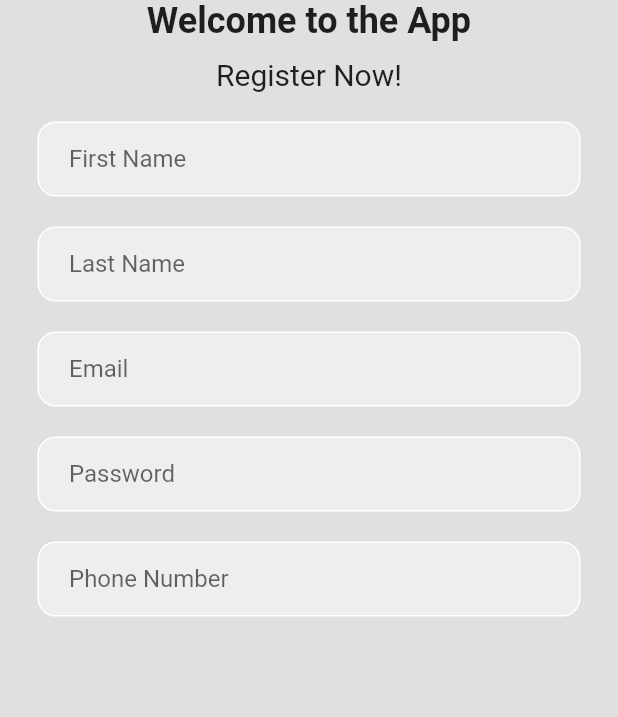
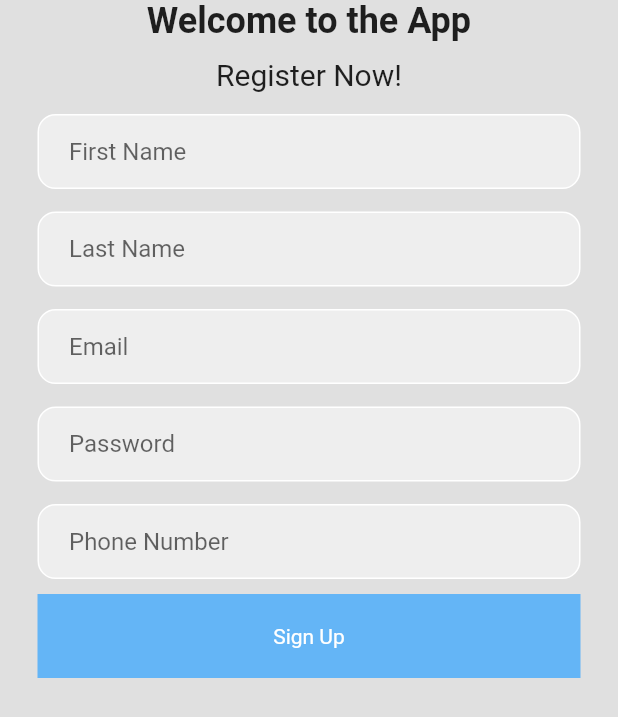
Before and after one commit to beshoy27/EgyptEye, a Flutter app: the screen it shows after launch, on a phone screen of 412 x 824 dp. Shown: the top 717 px of the screen. Run offline on Flutter 3.47's test engine with Material 2 defaults, Android fonts, the light colour scheme and no system bars; missing offline and left inert: dart:html.

Commit message:
signup-button

```diff
--- a/egypt_eye/lib/view/signup.dart
+++ b/egypt_eye/lib/view/signup.dart
@@ -28,7 +28,7 @@ class _SignupPageState extends State<SignupPage> {
               fontSize: 20,
             ),
           ),
-          SizedBox(height: 20),
+          SizedBox(height: 15),
           Padding(
             padding: const EdgeInsets.symmetric(horizontal: 25.0),
             child: Container(
@@ -48,7 +48,7 @@ class _SignupPageState extends State<SignupPage> {
               ),
             ),
           ),
-          SizedBox(height: 20),
+          SizedBox(height: 15),
           Padding(
             padding: const EdgeInsets.symmetric(horizontal: 25.0),
             child: Container(
@@ -68,7 +68,7 @@ class _SignupPageState extends State<SignupPage> {
               ),
             ),
           ),
-          SizedBox(height: 20),
+          SizedBox(height: 15),
           Padding(
             padding: const EdgeInsets.symmetric(horizontal: 25.0),
             child: Container(
@@ -88,7 +88,7 @@ class _SignupPageState extends State<SignupPage> {
               ),
             ),
           ),
-          SizedBox(height: 20),
+          SizedBox(height: 15),
           Padding(
             padding: const EdgeInsets.symmetric(horizontal: 25.0),
             child: Container(
@@ -100,6 +100,7 @@ class _SignupPageState extends State<SignupPage> {
               child: Padding(
                 padding: const EdgeInsets.only(left: 20.0),
                 child: TextField(
+                  obscureText: true,
                   decoration: InputDecoration(
                     border: InputBorder.none,
                     hintText: 'Password',
@@ -108,7 +109,7 @@ class _SignupPageState extends State<SignupPage> {
               ),
             ),
           ),
-          SizedBox(height: 20),
+          SizedBox(height: 15),
           Padding(
             padding: const EdgeInsets.symmetric(horizontal: 25.0),
             child: Container(
@@ -128,6 +129,22 @@ class _SignupPageState extends State<SignupPage> {
               ),
             ),
           ),
+          SizedBox(height: 10),
+          Padding(
+            padding: const EdgeInsets.symmetric(horizontal:25.0),
+            child: Container(
+              padding: EdgeInsets.all(20),
+              decoration: BoxDecoration(color:Colors.blue[300]),
+
+
+              child: Center(
+                child: Text(
+                  'Sign Up',
+                  style: TextStyle(color:Colors.white),
+                )
+                ),
+            ),
+          )
         ])));
   }
 }
```
